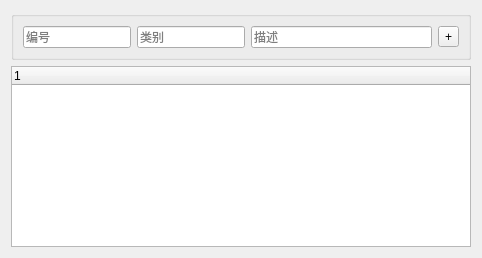
The window that plugins/ctk_war_ui/ArmyListWgt.ui (shamozhishu/zoo) describes before a commit, drawn with Qt 5.
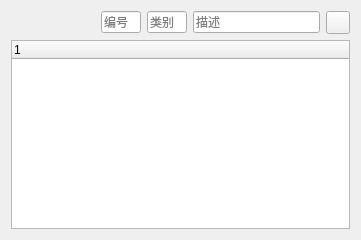
The same window after the commit. Icons and pictures are not drawn. Custom widgets are drawn as their Qt base class.

Patch:
```diff
--- a/plugins/ctk_war_ui/ArmyListWgt.ui
+++ b/plugins/ctk_war_ui/ArmyListWgt.ui
@@ -6,8 +6,8 @@
    <rect>
     <x>0</x>
     <y>0</y>
-    <width>482</width>
-    <height>258</height>
+    <width>361</width>
+    <height>240</height>
    </rect>
   </property>
   <property name="sizePolicy">
@@ -21,21 +21,72 @@
   </property>
   <layout class="QGridLayout" name="gridLayout">
    <item row="0" column="0">
-    <widget class="QGroupBox" name="groupBox">
-     <property name="title">
-      <string/>
-     </property>
-     <layout class="QVBoxLayout" name="verticalLayout">
-      <item>
        <layout class="QHBoxLayout" name="horizontalLayout_2">
+     <item>
+      <widget class="QToolButton" name="toolButton_readyScript">
+       <property name="toolTip">
+        <string>仿真就绪</string>
+       </property>
+       <property name="text">
+        <string/>
+       </property>
+       <property name="icon">
+        <iconset resource="ctk_war_ui.qrc">
+         <normaloff>:/images/Resources/images/ready.png</normaloff>:/images/Resources/images/ready.png</iconset>
+       </property>
+       <property name="autoRaise">
+        <bool>true</bool>
+       </property>
+      </widget>
+     </item>
+     <item>
+      <widget class="QToolButton" name="toolButton_pausedScript">
+       <property name="toolTip">
+        <string>仿真暂停</string>
+       </property>
+       <property name="text">
+        <string/>
+       </property>
+       <property name="icon">
+        <iconset resource="ctk_war_ui.qrc">
+         <normaloff>:/images/Resources/images/paused.png</normaloff>:/images/Resources/images/paused.png</iconset>
+       </property>
+       <property name="autoRaise">
+        <bool>true</bool>
+       </property>
+      </widget>
+     </item>
+     <item>
+      <widget class="QToolButton" name="toolButton_runningScript">
+       <property name="toolTip">
+        <string>仿真执行</string>
+       </property>
+       <property name="text">
+        <string/>
+       </property>
+       <property name="icon">
+        <iconset resource="ctk_war_ui.qrc">
+         <normaloff>:/images/Resources/images/running.png</normaloff>:/images/Resources/images/running.png</iconset>
+       </property>
+       <property name="autoRaise">
+        <bool>true</bool>
+       </property>
+      </widget>
+     </item>
         <item>
          <widget class="QLineEdit" name="lineEdit_id">
           <property name="sizePolicy">
-           <sizepolicy hsizetype="Preferred" vsizetype="Fixed">
+        <sizepolicy hsizetype="Fixed" vsizetype="Fixed">
             <horstretch>0</horstretch>
             <verstretch>0</verstretch>
            </sizepolicy>
           </property>
+       <property name="maximumSize">
+        <size>
+         <width>40</width>
+         <height>16777215</height>
+        </size>
+       </property>
           <property name="placeholderText">
            <string>编号</string>
           </property>
@@ -44,11 +95,17 @@
         <item>
          <widget class="QLineEdit" name="lineEdit_breed">
           <property name="sizePolicy">
-           <sizepolicy hsizetype="Preferred" vsizetype="Fixed">
+        <sizepolicy hsizetype="Fixed" vsizetype="Fixed">
             <horstretch>0</horstretch>
             <verstretch>0</verstretch>
            </sizepolicy>
           </property>
+       <property name="maximumSize">
+        <size>
+         <width>40</width>
+         <height>16777215</height>
+        </size>
+       </property>
           <property name="placeholderText">
            <string>类别</string>
           </property>
@@ -73,7 +130,11 @@
            <string>创建实体</string>
           </property>
           <property name="text">
-           <string>+</string>
+        <string/>
+       </property>
+       <property name="icon">
+        <iconset resource="ctk_war_ui.qrc">
+         <normaloff>:/images/Resources/images/modelpath.png</normaloff>:/images/Resources/images/modelpath.png</iconset>
           </property>
           <property name="autoRaise">
            <bool>false</bool>
@@ -81,9 +142,6 @@
          </widget>
         </item>
        </layout>
-      </item>
-     </layout>
-    </widget>
    </item>
    <item row="1" column="0">
     <widget class="ArmyTreeWgt" name="treeWidget">
```
Left out of the diff: 6 changed lines with no effect on the pictures. Lines whose indentation alone changed are shown as unchanged.
